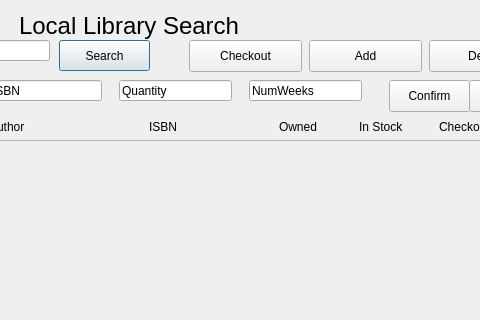
Qt form LibrarySystem/authorizedwindow.ui (josfire18/LibrarySystem) before a commit; both pictures show x 271 to 751 and y 0 to 320 of the 834 by 562 pixel window.
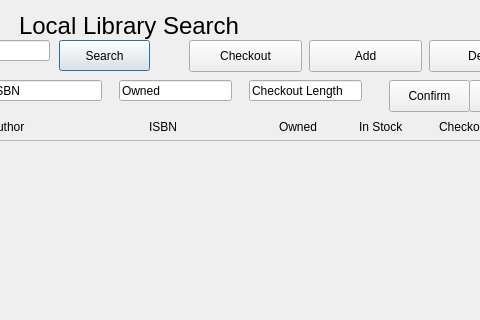
The same form after that commit.

```diff
--- a/LibrarySystem/authorizedwindow.ui
+++ b/LibrarySystem/authorizedwindow.ui
@@ -239,7 +239,7 @@
     </rect>
    </property>
    <property name="text">
-    <string>Quantity</string>
+    <string>Owned</string>
    </property>
   </widget>
   <widget class="QPushButton" name="NewBook_Confirm">
@@ -291,7 +291,7 @@
     </rect>
    </property>
    <property name="text">
-    <string>NumWeeks</string>
+    <string>Checkout Length</string>
    </property>
   </widget>
  </widget>
```
